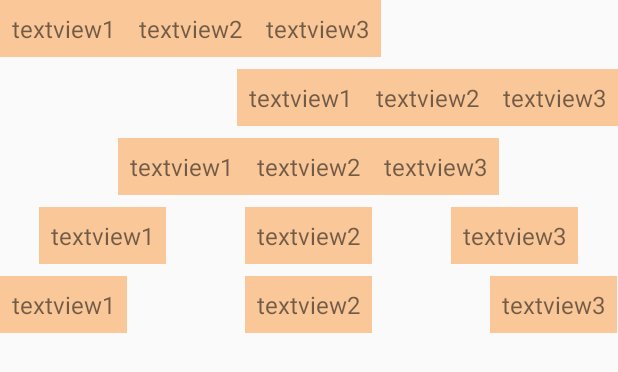
After one commit to zhengjiong/ZJ_FlexboxLayout, an Android app: the layout demo3_layout.xml on its own in the app's theme, with its tools: preview values and no code run, on a phone screen of 412 x 824 dp. The commit adds this screen. Shown: the top 372 px of the screen. Run offline under Robolectric (Android 15) with nearby library versions, the phone set to English and light mode, and no system bars.

Commit message:
feat<demo>add justifyContent demo

```diff
--- a/app/src/main/java/com/zj/demo/flexbox/MainActivity.kt
+++ b/app/src/main/java/com/zj/demo/flexbox/MainActivity.kt
@@ -20,8 +20,9 @@ class MainActivity : AppCompatActivity() {
         recyclerview.layoutManager = LinearLayoutManager(this)
 
         recyclerview.adapter = Adapter(listOf(
-                Item("demo-1:flexDirection, 决定弹性子元素的排列方式", R.layout.demo1_layout),
-                Item("demo-2:flexWrap该属性定义如果一条轴线排不下, 如何换行", R.layout.demo2_layout)
+                Item("demo-1:flexDirection 决定弹性子元素的排列方式", R.layout.demo1_layout),
+                Item("demo-2:flexWrap 该属性定义如果一条轴线排不下, 如何换行", R.layout.demo2_layout),
+                Item("demo-3:justifyContent 属性定义了项目在主轴上的对齐方式", R.layout.demo3_layout)
         ))
     }
 
--- /dev/null
+++ b/app/src/main/res/layout/demo3_layout.xml
@@ -0,0 +1,177 @@
+<?xml version="1.0" encoding="utf-8"?>
+<LinearLayout xmlns:android="http://schemas.android.com/apk/res/android"
+    xmlns:app="http://schemas.android.com/apk/res-auto"
+    android:layout_width="match_parent"
+    android:layout_height="match_parent"
+    android:orientation="vertical">
+
+    <!--
+        justifyContent属性定义了项目在主轴上的对齐方式:
+            flex_start（默认值）：左对齐
+            flex_end：右对齐
+            center： 居中
+            space_around：每个项目两侧的间隔相等。项目之间的间隔比项目与边框的间隔大一倍。
+            space_between：两端对齐，项目之间的间隔都相等。
+    -->
+    <com.google.android.flexbox.FlexboxLayout
+        android:layout_width="match_parent"
+        android:layout_height="wrap_content"
+        app:flexDirection="row"
+        app:flexWrap="nowrap"
+        app:justifyContent="flex_start">
+
+        <TextView
+            android:layout_width="wrap_content"
+            android:layout_height="wrap_content"
+            android:background="#f9c798"
+            android:padding="8dp"
+            android:text="textview1"
+            android:textSize="16dp" />
+
+        <TextView
+            android:layout_width="wrap_content"
+            android:layout_height="wrap_content"
+            android:background="#f9c798"
+            android:padding="8dp"
+            android:text="textview2"
+            android:textSize="16dp" />
+
+        <TextView
+            android:layout_width="wrap_content"
+            android:layout_height="wrap_content"
+            android:background="#f9c798"
+            android:padding="8dp"
+            android:text="textview3"
+            android:textSize="16dp" />
+    </com.google.android.flexbox.FlexboxLayout>
+
+    <com.google.android.flexbox.FlexboxLayout
+        android:layout_width="match_parent"
+        android:layout_height="wrap_content"
+        android:layout_marginTop="8dp"
+        app:flexDirection="row"
+        app:flexWrap="nowrap"
+        app:justifyContent="flex_end">
+
+        <TextView
+            android:layout_width="wrap_content"
+            android:layout_height="wrap_content"
+            android:background="#f9c798"
+            android:padding="8dp"
+            android:text="textview1"
+            android:textSize="16dp" />
+
+        <TextView
+            android:layout_width="wrap_content"
+            android:layout_height="wrap_content"
+            android:background="#f9c798"
+            android:padding="8dp"
+            android:text="textview2"
+            android:textSize="16dp" />
+
+        <TextView
+            android:layout_width="wrap_content"
+            android:layout_height="wrap_content"
+            android:background="#f9c798"
+            android:padding="8dp"
+            android:text="textview3"
+            android:textSize="16dp" />
+    </com.google.android.flexbox.FlexboxLayout>
+
+    <com.google.android.flexbox.FlexboxLayout
+        android:layout_width="match_parent"
+        android:layout_height="wrap_content"
+        android:layout_marginTop="8dp"
+        app:flexDirection="row"
+        app:flexWrap="nowrap"
+        app:justifyContent="center">
+
+        <TextView
+            android:layout_width="wrap_content"
+            android:layout_height="wrap_content"
+            android:background="#f9c798"
+            android:padding="8dp"
+            android:text="textview1"
+            android:textSize="16dp" />
+
+        <TextView
+            android:layout_width="wrap_content"
+            android:layout_height="wrap_content"
+            android:background="#f9c798"
+            android:padding="8dp"
+            android:text="textview2"
+            android:textSize="16dp" />
+
+        <TextView
+            android:layout_width="wrap_content"
+            android:layout_height="wrap_content"
+            android:background="#f9c798"
+            android:padding="8dp"
+            android:text="textview3"
+            android:textSize="16dp" />
+    </com.google.android.flexbox.FlexboxLayout>
+    <com.google.android.flexbox.FlexboxLayout
+        android:layout_width="match_parent"
+        android:layout_height="wrap_content"
+        android:layout_marginTop="8dp"
+        app:flexDirection="row"
+        app:flexWrap="nowrap"
+        app:justifyContent="space_around">
+
+        <TextView
+            android:layout_width="wrap_content"
+            android:layout_height="wrap_content"
+            android:background="#f9c798"
+            android:padding="8dp"
+            android:text="textview1"
+            android:textSize="16dp" />
+
+        <TextView
+            android:layout_width="wrap_content"
+            android:layout_height="wrap_content"
+            android:background="#f9c798"
+            android:padding="8dp"
+            android:text="textview2"
+            android:textSize="16dp" />
+
+        <TextView
+            android:layout_width="wrap_content"
+            android:layout_height="wrap_content"
+            android:background="#f9c798"
+            android:padding="8dp"
+            android:text="textview3"
+            android:textSize="16dp" />
+    </com.google.android.flexbox.FlexboxLayout>
+    <com.google.android.flexbox.FlexboxLayout
+        android:layout_width="match_parent"
+        android:layout_height="wrap_content"
+        android:layout_marginTop="8dp"
+        app:flexDirection="row"
+        app:flexWrap="nowrap"
+        app:justifyContent="space_between">
+
+        <TextView
+            android:layout_width="wrap_content"
+            android:layout_height="wrap_content"
+            android:background="#f9c798"
+            android:padding="8dp"
+            android:text="textview1"
+            android:textSize="16dp" />
+
+        <TextView
+            android:layout_width="wrap_content"
+            android:layout_height="wrap_content"
+            android:background="#f9c798"
+            android:padding="8dp"
+            android:text="textview2"
+            android:textSize="16dp" />
+
+        <TextView
+            android:layout_width="wrap_content"
+            android:layout_height="wrap_content"
+            android:background="#f9c798"
+            android:padding="8dp"
+            android:text="textview3"
+            android:textSize="16dp" />
+    </com.google.android.flexbox.FlexboxLayout>
+</LinearLayout>
```
